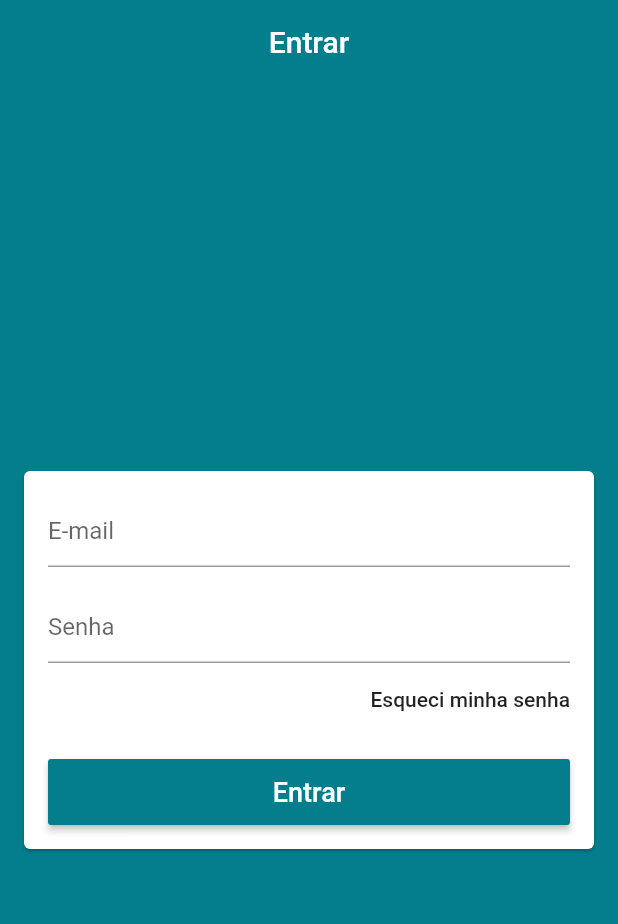
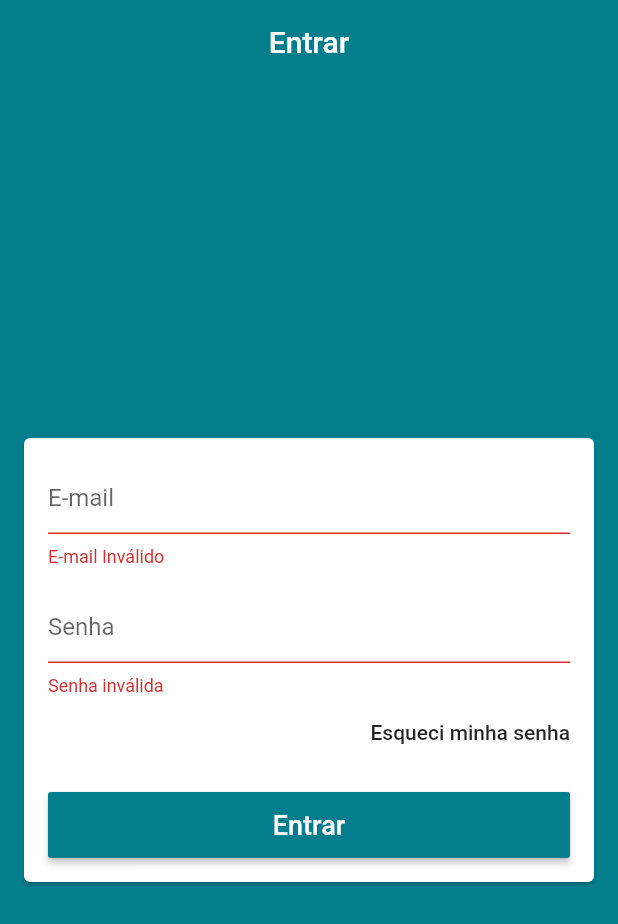
Before and after one commit to EdivaldoAlmeida/loja-virual, a Flutter app: the screen it shows after launch, after a tap on "Entrar", on a phone screen of 412 x 824 dp. Shown: the top 924 px of the screen. Run offline on Flutter 3.47's test engine with Material 2 defaults, Android fonts, the phone set to English and light mode, and no system bars; our stand-ins replace cloud_firestore; missing offline and left inert: charcode; accounts and stored records are empty.

Commit message:
Validando email e senha no App apenas

```diff
--- /dev/null
+++ b/lib/helpers/validators.dart
@@ -0,0 +1,5 @@
+bool emailValid(String email) {
+  final RegExp regex = RegExp(
+      r"^(([^<>()[\]\\.,;:\s@\']+(\.[^<>()[\]\\.,;:\s@\']+)*)|(\'.+\'))@((\[[0-9]{1,3}\.[0-9]{1,3}\.[0-9]{1,3}\.[0-9]{1,3}\])|(([a-zA-Z\-0-9]+\.)+[a-zA-Z]{2,}))$");
+  return regex.hasMatch(email);
+}
--- a/lib/screens/login/login_screen.dart
+++ b/lib/screens/login/login_screen.dart
@@ -1,8 +1,17 @@
 import 'package:flutter/cupertino.dart';
 import 'package:flutter/material.dart';
 import 'package:flutter/widgets.dart';
+import 'package:loja_virtual/helpers/validators.dart';
 
 class LoginScreen extends StatelessWidget {
+
+  //Criando os controllers dos campos para envio para o Firebase
+  final TextEditingController emailController = TextEditingController();
+  final TextEditingController passController = TextEditingController();
+
+  // 2 - Chave global para validação dos campos validados (e-amil e senha)
+  final GlobalKey<FormState> formKey = GlobalKey<FormState>();
+
   @override
   Widget build(BuildContext context) {
     return Scaffold(
@@ -13,20 +22,28 @@ class LoginScreen extends StatelessWidget {
       body: Center(
         child: Card(
           margin: const EdgeInsets.symmetric(horizontal: 16),
+          child: Form( // 1 - Esse Widget é necessário para permmitir o acesso aos campos do formulário
+            key: formKey, // 3 - Chave para acessar os formulários
             child: ListView(
               padding: const EdgeInsets.all(16),
               shrinkWrap: true, //Lista irá ocupar a menor altura possível
               children: <Widget>[
                 TextFormField(
+                  controller: emailController,
                   decoration: const InputDecoration(hintText: 'E-mail'),
                   keyboardType: TextInputType.emailAddress,
                   autocorrect: false,
                   validator: (email){
+                    if(!emailValid(email)) {
+                      return "E-mail Inválido";
+                    }
+                    print(emailController.text);
                     return null;
                   },
                 ),
                 const SizedBox(height: 16,),
                 TextFormField(
+                  controller: passController,
                   decoration: const InputDecoration(hintText: 'Senha'),
                   autocorrect: false,
                   obscureText: true,
@@ -54,6 +71,7 @@ class LoginScreen extends StatelessWidget {
                   height: 44,
                   child: RaisedButton(
                     onPressed: (){
+                      formKey.currentState.validate(); // 4 - validando os campos
                     },
                     color: Theme.of(context).primaryColor,
                     textColor: Colors.white,
@@ -69,6 +87,7 @@ class LoginScreen extends StatelessWidget {
             ),
           ),
         ),
+      ),
     );
   }
 }
```
Lines whose indentation alone changed are shown as unchanged.
